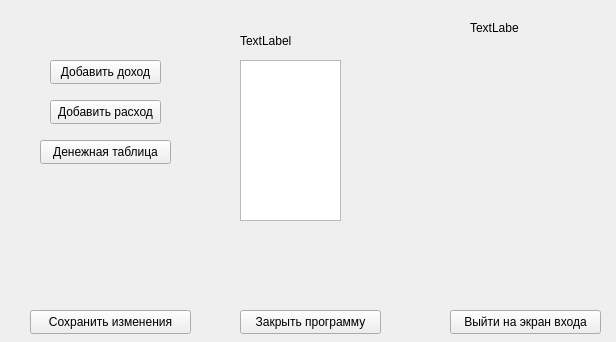
Before: the Qt Designer form glavmenu.ui in Xaze-debug/Zadanie, drawn with Qt 5.
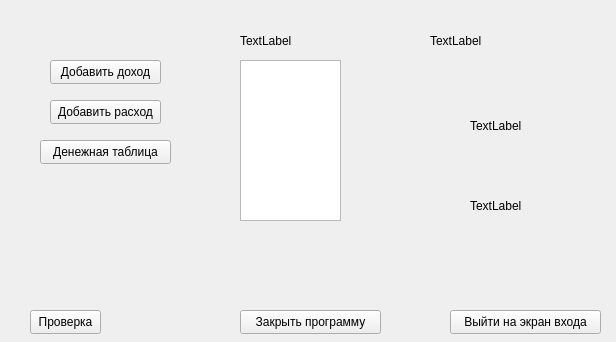
After: the same form once the commit is applied.

Patch:
```diff
--- a/glavmenu.ui
+++ b/glavmenu.ui
@@ -47,12 +47,12 @@
     <rect>
      <x>30</x>
      <y>310</y>
-     <width>161</width>
+     <width>71</width>
      <height>24</height>
     </rect>
    </property>
    <property name="text">
-    <string>Сохранить изменения</string>
+    <string>Проверка</string>
    </property>
   </widget>
   <widget class="QTextEdit" name="textEdit">
@@ -81,10 +81,10 @@
   <widget class="QLabel" name="BalanceLabe">
    <property name="geometry">
     <rect>
-     <x>470</x>
+     <x>430</x>
      <y>20</y>
-     <width>49</width>
-     <height>16</height>
+     <width>171</width>
+     <height>41</height>
     </rect>
    </property>
    <property name="text">
@@ -130,6 +130,32 @@
     <string>Денежная таблица</string>
    </property>
   </widget>
+  <widget class="QLabel" name="labelYear">
+   <property name="geometry">
+    <rect>
+     <x>470</x>
+     <y>110</y>
+     <width>131</width>
+     <height>31</height>
+    </rect>
+   </property>
+   <property name="text">
+    <string>TextLabel</string>
+   </property>
+  </widget>
+  <widget class="QLabel" name="labelMonth">
+   <property name="geometry">
+    <rect>
+     <x>470</x>
+     <y>190</y>
+     <width>121</width>
+     <height>31</height>
+    </rect>
+   </property>
+   <property name="text">
+    <string>TextLabel</string>
+   </property>
+  </widget>
  </widget>
  <resources/>
  <connections/>
```
Left out of the diff: 2 changed lines with no effect on the pictures.
